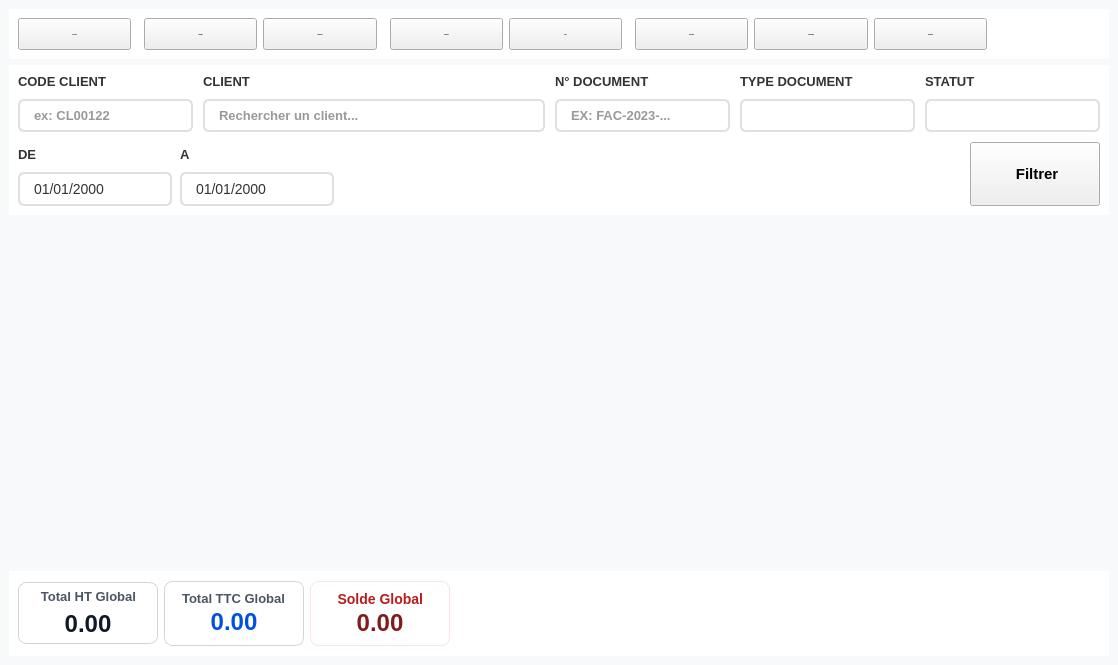
Before: the Qt Designer form modules/ventes/ventes.ui in lak-barmajyat/AZENZ-Commercial, drawn with Qt 5.
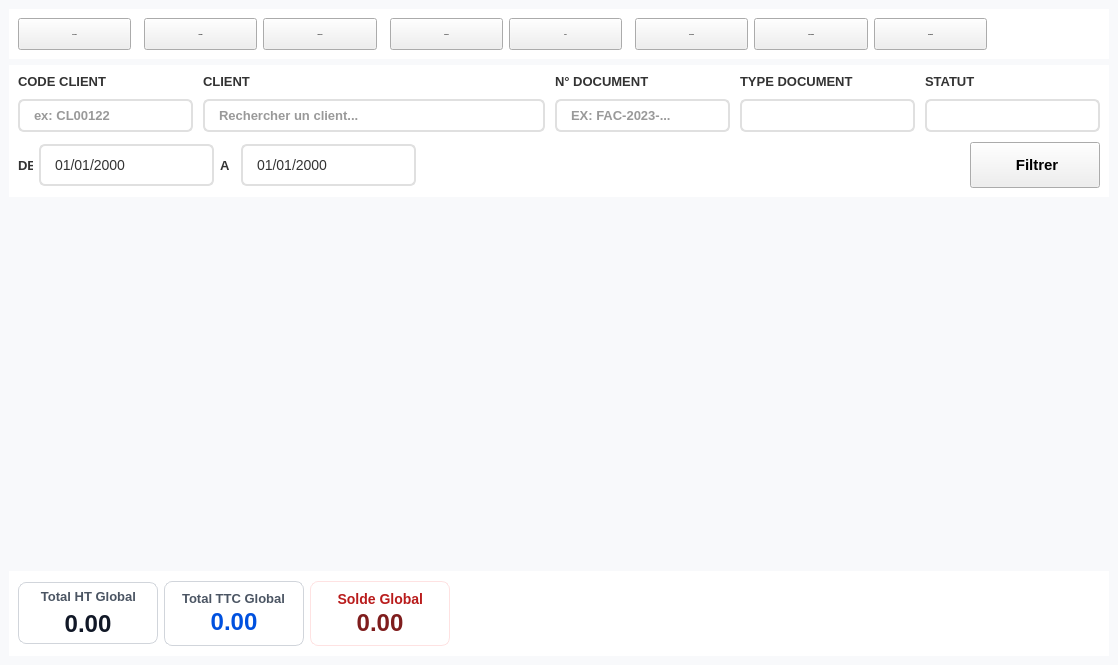
After: the same form once the commit is applied. Icons and pictures are not drawn. Custom widgets are drawn as their Qt base class.

Patch:
```diff
--- a/modules/ventes/ventes.ui
+++ b/modules/ventes/ventes.ui
@@ -984,7 +984,7 @@
         <property name="maximumSize">
          <size>
           <width>16777215</width>
-          <height>150</height>
+          <height>132</height>
          </size>
         </property>
         <property name="frameShape">
@@ -1128,58 +1128,75 @@
             <number>6</number>
            </property>
            <item>
-            <layout class="QGridLayout" name="gridLayout_3">
-             <property name="topMargin">
-              <number>0</number>
-             </property>
-             <property name="rightMargin">
-              <number>0</number>
-             </property>
-             <property name="horizontalSpacing">
-              <number>8</number>
-             </property>
-             <property name="verticalSpacing">
-              <number>6</number>
-             </property>
-             <item row="1" column="0">
-              <widget class="QDateEdit" name="dateEdit">
-               <property name="sizePolicy">
-                <sizepolicy hsizetype="Preferred" vsizetype="Preferred">
-                 <horstretch>0</horstretch>
-                 <verstretch>0</verstretch>
-                </sizepolicy>
-               </property>
-               <property name="minimumSize">
-                <size>
-                 <width>138</width>
-                 <height>0</height>
-                </size>
-               </property>
-               <property name="maximumSize">
-                <size>
-                 <width>175</width>
-                 <height>16777215</height>
-                </size>
-               </property>
-               <property name="displayFormat">
-                <string>MM/dd/yyyy</string>
-               </property>
-               <property name="calendarPopup">
-                <bool>true</bool>
-               </property>
-              </widget>
-             </item>
-             <item row="0" column="0">
               <widget class="QLabel" name="label_16">
+             <property name="sizePolicy">
+              <sizepolicy hsizetype="Expanding" vsizetype="Expanding">
+               <horstretch>0</horstretch>
+               <verstretch>0</verstretch>
+              </sizepolicy>
+             </property>
+             <property name="maximumSize">
+              <size>
+               <width>15</width>
+               <height>42</height>
+              </size>
+             </property>
                <property name="text">
                 <string>DE</string>
                </property>
               </widget>
              </item>
-             <item row="1" column="1">
+           <item>
+            <widget class="QDateEdit" name="dateEdit">
+             <property name="sizePolicy">
+              <sizepolicy hsizetype="Expanding" vsizetype="Expanding">
+               <horstretch>0</horstretch>
+               <verstretch>0</verstretch>
+              </sizepolicy>
+             </property>
+             <property name="minimumSize">
+              <size>
+               <width>138</width>
+               <height>0</height>
+              </size>
+             </property>
+             <property name="maximumSize">
+              <size>
+               <width>175</width>
+               <height>42</height>
+              </size>
+             </property>
+             <property name="displayFormat">
+              <string>MM/dd/yyyy</string>
+             </property>
+             <property name="calendarPopup">
+              <bool>true</bool>
+             </property>
+            </widget>
+           </item>
+           <item>
+            <widget class="QLabel" name="label_17">
+             <property name="sizePolicy">
+              <sizepolicy hsizetype="Expanding" vsizetype="Expanding">
+               <horstretch>0</horstretch>
+               <verstretch>0</verstretch>
+              </sizepolicy>
+             </property>
+             <property name="maximumSize">
+              <size>
+               <width>15</width>
+               <height>42</height>
+              </size>
+             </property>
+             <property name="text">
+              <string>A</string>
+             </property>
+            </widget>
+           </item>
+           <item>
               <widget class="QDateEdit" name="dateEdit_2">
                <property name="sizePolicy">
-                <sizepolicy hsizetype="Preferred" vsizetype="Preferred">
+              <sizepolicy hsizetype="Expanding" vsizetype="Expanding">
                  <horstretch>0</horstretch>
                  <verstretch>0</verstretch>
                 </sizepolicy>
@@ -1193,7 +1210,7 @@
                <property name="maximumSize">
                 <size>
                  <width>175</width>
-                 <height>16777215</height>
+               <height>42</height>
                 </size>
                </property>
                <property name="currentSection">
@@ -1206,15 +1223,6 @@
                 <bool>true</bool>
                </property>
               </widget>
-             </item>
-             <item row="0" column="1">
-              <widget class="QLabel" name="label_17">
-               <property name="text">
-                <string>A</string>
-               </property>
-              </widget>
-             </item>
-            </layout>
            </item>
            <item>
             <spacer name="horizontalSpacer_2">
```
Lines whose indentation alone changed are shown as unchanged.
